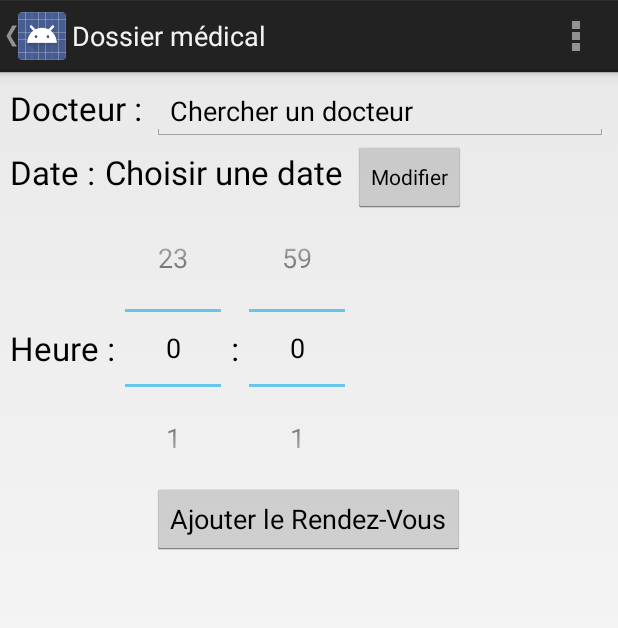
After one commit to JonathanGeoffroy/LifeMonitor, an Android app: the fragment AddMedicalAppointment placed in its activity, on a phone screen of 412 x 824 dp. The commit adds this screen. Shown: the top 628 px of the screen. Run offline under Robolectric (Android 15) with nearby library versions, the phone set to English and light mode, and no system bars; our stand-ins replace Volley; libraries missing offline, so code that uses them is left out: com.fourmob.datetimepicker; network calls fail; 3 statements that could not run were skipped.

Commit message:
First version of feature : Add appointment with a doctor. Currently, this feature doesn't save appointment. It just sums up appointment information in Console

```diff
--- a/app/src/main/java/lifemonitor/application/MyActivity.java
+++ b/app/src/main/java/lifemonitor/application/MyActivity.java
@@ -23,6 +23,7 @@ import java.util.ArrayList;
 import lifemonitor.application.controller.medicalRecord.AddTreatmentActivity;
 import lifemonitor.application.controller.medicalRecord.ShowMedicalRecordActivity;
 import lifemonitor.application.controller.medicalRecord.widget.AddGeneticDiseaseDialog;
+import lifemonitor.application.controller.service.AddMedicalAppointment;
 import lifemonitor.application.controller.userconfig.UserConfigActivity;
 import lifemonitor.application.model.menu.NavDrawerItem;
 import lifemonitor.application.model.menu.NavDrawerListAdapter;
@@ -72,14 +73,16 @@ public class MyActivity extends FragmentActivity {
         // adding nav drawer items to array
         // Medical record
         navDrawerItems.add(new NavDrawerItem(navMenuTitles[0], navMenuIcons.getResourceId(0, -1)));
+        // Add doctor appointment
+        navDrawerItems.add(new NavDrawerItem(navMenuTitles[1], navMenuIcons.getResourceId(1, - 1)));
         // Add treatment
-        navDrawerItems.add(new NavDrawerItem(navMenuTitles[1], navMenuIcons.getResourceId(1, -1)));
+        navDrawerItems.add(new NavDrawerItem(navMenuTitles[2], navMenuIcons.getResourceId(2, -1)));
         // add genetic disease
-        navDrawerItems.add(new NavDrawerItem(navMenuTitles[2], navMenuIcons.getResourceId(2, -1)));
+        navDrawerItems.add(new NavDrawerItem(navMenuTitles[3], navMenuIcons.getResourceId(3, -1)));
         // Configuration
-        navDrawerItems.add(new NavDrawerItem(navMenuTitles[3], navMenuIcons.getResourceId(3, -1)));
+        navDrawerItems.add(new NavDrawerItem(navMenuTitles[4], navMenuIcons.getResourceId(4, -1)));
         // Emergency call
-        navDrawerItems.add(new NavDrawerItem(navMenuTitles[4], navMenuIcons.getResourceId(4, -1)));
+        navDrawerItems.add(new NavDrawerItem(navMenuTitles[5], navMenuIcons.getResourceId(5, -1)));
 
 
         // Recycle the typed array
@@ -181,16 +184,19 @@ public class MyActivity extends FragmentActivity {
                 fragment = new ShowMedicalRecordActivity();
                 break;
             case 1:
+                fragment = new AddMedicalAppointment();
+                break;
+            case 2:
                 fragment = new AddTreatmentActivity();
                 break;
-            case 2:
+            case 3:
                 AddGeneticDiseaseDialog dialog = AddGeneticDiseaseDialog.newInstance();
                 dialog.show(this.getFragmentManager(), "genetic box");
                 break;
-            case 3:
+            case 4:
                 fragment = new UserConfigActivity();
                 break;
-            case 4:
+            case 5:
                 emergency_call();
                 break;
             default:
--- /dev/null
+++ b/app/src/main/java/lifemonitor/application/controller/service/AddMedicalAppointment.java
@@ -0,0 +1,212 @@
+package lifemonitor.application.controller.service;
+
+import android.os.Bundle;
+import android.support.v4.app.Fragment;
+import android.text.Editable;
+import android.text.TextWatcher;
+import android.view.LayoutInflater;
+import android.view.View;
+import android.view.ViewGroup;
+import android.widget.AdapterView;
+import android.widget.AutoCompleteTextView;
+import android.widget.Button;
+import android.widget.NumberPicker;
+import android.widget.TextView;
+
+import com.fourmob.datetimepicker.date.DatePickerDialog;
+
+import java.util.Calendar;
+import java.util.LinkedList;
+import java.util.List;
+
+import lifemonitor.application.R;
+import lifemonitor.application.controller.service.adapter.DoctorAdapter;
+import lifemonitor.application.helper.rest.RESTHelper;
+import lifemonitor.application.helper.rest.listeners.MultipleResultsRESTListener;
+import lifemonitor.application.model.medicalRecord.Doctor;
+
+/**
+ * @author Romain Philippon
+ */
+public class AddMedicalAppointment extends Fragment {
+
+    private TextView textDayAppointment;
+    private int chosenHour, chosenMinute;
+    private Calendar chosenDate;
+    private Doctor chosenDoctor;
+    private int MIN_HOUR = 0;
+    private int MAX_HOUR = 23;
+    private int MIN_MINUTE = 0;
+    private int MAX_MINUTE = 59;
+    private int MIN_PATTERN_LENGTH = 3;
+    private DoctorAdapter adapter;
+    private LinkedList<Doctor> doctors;
+    private AutoCompleteTextView doctorInputText;
+
+    @Override
+    public void onCreate(Bundle savedInstanceState) {
+        super.onCreate(savedInstanceState);
+        this.chosenHour = this.chosenMinute = 0;
+        this.chosenDate = Calendar.getInstance();
+        this.doctors = new LinkedList<Doctor>();
+        this.adapter = new DoctorAdapter(this.getActivity(), android.R.layout.simple_list_item_1);
+    }
+
+    @Override
+    public View onCreateView(LayoutInflater inflater, ViewGroup container, Bundle savedInstanceState) {
+        this.onCreate(savedInstanceState);
+        View layout = inflater.inflate(R.layout.fragment_add_appointment_doctor, null);
+
+        /* UI : CHOOSE DOCTORS */
+        this.initAdapter();
+        this.doctorInputText = (AutoCompleteTextView) layout.findViewById(R.id.chooseDoctorAppointment);
+        doctorInputText.addTextChangedListener(new TextWatcher() {
+            @Override
+            public void beforeTextChanged(CharSequence s, int start, int count, int after) { }
+
+            @Override
+            public void onTextChanged(CharSequence s, int start, int before, int count) { }
+
+            @Override
+            public void afterTextChanged(Editable s) {
+                String pattern = s.toString();
+
+                if (pattern.length() >= MIN_PATTERN_LENGTH) {
+                    AddMedicalAppointment.this.reduceDoctorSearch(pattern);
+                }
+            }
+        });
+
+        doctorInputText.setAdapter(this.adapter);
+
+        // If user chooses a medicine, put it in class field
+        doctorInputText.setOnItemClickListener(new AdapterView.OnItemClickListener() {
+            @Override
+            public void onItemClick(AdapterView<?> parent, View view, int position, long id) {
+                AddMedicalAppointment.this.chosenDoctor = AddMedicalAppointment.this.adapter.getDoctor(position);
+            }
+        });
+
+        /* UI : DATE APPOINTMENT */
+        this.textDayAppointment = (TextView)layout.findViewById(R.id.dateDayAppointmentDoctor);
+        Button modifyDayAppointment = (Button)layout.findViewById(R.id.changeDateDayAppointmentDoctor);
+        makeDatePickerDialog(modifyDayAppointment);
+
+        /* UI : HOUR APPOINTMENT */
+        NumberPicker pickerHourAppointment = (NumberPicker)layout.findViewById(R.id.hourAppointment);
+        NumberPicker pickerMinuteAppointment = (NumberPicker)layout.findViewById(R.id.minuteAppointment);
+        populateNumberPicker(MIN_HOUR, MAX_HOUR, pickerHourAppointment);
+        populateNumberPicker(MIN_MINUTE, MAX_MINUTE, pickerMinuteAppointment);
+
+        // Pickers events
+        pickerHourAppointment.setOnValueChangedListener(new NumberPicker.OnValueChangeListener() {
+            @Override
+            public void onValueChange(NumberPicker picker, int oldVal, int newVal) {
+                AddMedicalAppointment.this.chosenHour = newVal;
+            }
+        });
+
+        pickerMinuteAppointment.setOnValueChangedListener(new NumberPicker.OnValueChangeListener() {
+            @Override
+            public void onValueChange(NumberPicker picker, int oldVal, int newVal) {
+                AddMedicalAppointment.this.chosenMinute = newVal;
+            }
+        });
+
+         /* UI : SUBMIT BUTTON */
+        Button submitButton = (Button)layout.findViewById(R.id.appendAppointmentDoctor);
+        submitButton.setOnClickListener(new View.OnClickListener() {
+            @Override
+            public void onClick(View v) {
+                AddMedicalAppointment.this.appendAppointmentDoctor();
+            }
+        });
+
+        return layout;
+    }
+
+    public DatePickerDialog makeDatePickerDialog(Button button) {
+        final String TAG_DIALOG = "dialogChooseDateAppointmentDoctor";
+        final Calendar calendar = Calendar.getInstance();
+        final DatePickerDialog datePickerDialog = DatePickerDialog.newInstance(
+                null,
+                calendar.get(Calendar.YEAR),
+                calendar.get(Calendar.MONTH),
+                calendar.get(Calendar.DAY_OF_MONTH),
+                false
+        );
+
+        // When user clicked on button, display the DatePickerDialog
+        button.setOnClickListener(new View.OnClickListener() {
+            @Override
+            public void onClick(View v) {
+                datePickerDialog.setVibrate(false);
+                datePickerDialog.setYearRange(calendar.get(Calendar.YEAR), calendar.get(Calendar.YEAR) + 10);
+                datePickerDialog.setCloseOnSingleTapDay(true);
+                datePickerDialog.show(getActivity().getSupportFragmentManager(), TAG_DIALOG);
+            }
+        });
+
+        // On date changed, update the text button to chosen date
+        datePickerDialog.setOnDateSetListener(new DatePickerDialog.OnDateSetListener() {
+            @Override
+            public void onDateSet(DatePickerDialog datePickerDialog, int year, int month, int day) {
+                AddMedicalAppointment.this.chosenDate.set(year, month, day);
+                onDateChanged();
+            }
+        });
+
+        return datePickerDialog;
+    }
+
+    public void onDateChanged() {
+        String year = Integer.toString(this.chosenDate.get(Calendar.YEAR));
+        String month = (this.chosenDate.get(Calendar.MONTH) < 10) ? "0"+ this.chosenDate.get(Calendar.MONTH) : Integer.toString(this.chosenDate.get(Calendar.MONTH));
+        String day = (this.chosenDate.get(Calendar.DAY_OF_MONTH) < 10) ? "0"+ this.chosenDate.get(Calendar.DAY_OF_MONTH) : Integer.toString(this.chosenDate.get(Calendar.DAY_OF_MONTH));
+
+        String displayingText = String.format("%s / %s / %s", day, month, year);
+
+        this.textDayAppointment.setText(displayingText);
+    }
+
+    public void populateNumberPicker(int startValue, int endValue, NumberPicker picker) {
+        picker.setMinValue(startValue);
+        picker.setMaxValue(endValue);
+        picker.setValue(startValue);
+    }
+
+    private void appendAppointmentDoctor() {
+        System.out.println("RDV : "+ this.chosenDate.get(Calendar.DAY_OF_MONTH) +"/"+ this.chosenDate.get(Calendar.MONTH) +"/"+ this.chosenDate.get(Calendar.YEAR) +" - "+ this.chosenHour +"h"+ this.chosenMinute +"min with Dr "+ this.chosenDoctor.getName());
+    }
+
+    private void initAdapter() {
+        final String request = "/doctors/all";
+        final RESTHelper<Doctor> restHelper = new RESTHelper<Doctor>(this.getActivity());
+
+        restHelper.sendGETRequestForMultipleResults(request, Doctor.class, new MultipleResultsRESTListener<Doctor>() {
+            @Override
+            public void onGetResponse(List<Doctor> results) {
+                AddMedicalAppointment.this.doctors.addAll(results);
+            }
+
+            @Override
+            public void onError() {
+
+            }
+        });
+
+        this.adapter.addAllDoctors(this.doctors);
+    }
+
+    private void reduceDoctorSearch(String patternName) {
+        this.adapter.clear();
+
+        for(Doctor doc : this.doctors) {
+            if(doc.getName().contains(patternName)) {
+                this.adapter.addDoctor(doc);
+            }
+        }
+
+        this.doctorInputText.setAdapter(this.adapter);
+    }
+}
--- /dev/null
+++ b/app/src/main/java/lifemonitor/application/controller/service/adapter/DoctorAdapter.java
@@ -0,0 +1,50 @@
+package lifemonitor.application.controller.service.adapter;
+
+import android.content.Context;
+import android.view.LayoutInflater;
+import android.view.View;
+import android.widget.ArrayAdapter;
+
+import java.util.Collection;
+import java.util.LinkedList;
+
+import lifemonitor.application.model.medicalRecord.Doctor;
+
+/**
+ * @author Romain Philippon
+ */
+public class DoctorAdapter extends ArrayAdapter<String> {
+    private LinkedList<Doctor> doctors;
+    private LayoutInflater inflater;
+    private View itemLayout;
+
+    public DoctorAdapter(Context context, int resourceLayout) {
+        super(context, resourceLayout);
+        this.inflater = LayoutInflater.from(context);
+        this.itemLayout = this.inflater.inflate(resourceLayout, null);
+        this.doctors = new LinkedList<Doctor>();
+    }
+
+    public boolean addDoctor(Doctor item) {
+        this.add(item.getName());
+        return this.doctors.add(item);
+    }
+
+    public boolean addAllDoctors(Collection<Doctor> items) {
+        for(Doctor doc : items) {
+            this.add(doc.getName());
+        }
+
+        return this.doctors.addAll(items);
+    }
+
+    @Override
+    public void clear() {
+        super.clear();
+        this.doctors.clear();
+    }
+
+    public Doctor getDoctor(int position) {
+        return this.doctors.get(position);
+    }
+}
--- /dev/null
+++ b/app/src/main/res/layout/fragment_add_appointment_doctor.xml
@@ -0,0 +1,100 @@
+<?xml version="1.0" encoding="utf-8"?>
+<LinearLayout xmlns:android="http://schemas.android.com/apk/res/android"
+    android:orientation="vertical" android:layout_width="match_parent"
+    android:layout_height="match_parent"
+    android:id="@+id/layoutAddAppointmentDoctor"
+    android:padding="10px">
+
+    <LinearLayout
+        android:orientation="horizontal"
+        android:layout_width="match_parent"
+        android:layout_height="wrap_content"
+        android:layout_gravity="center_horizontal">
+
+        <TextView
+            android:layout_width="wrap_content"
+            android:layout_height="wrap_content"
+            android:textAppearance="?android:attr/textAppearanceLarge"
+            android:text="@string/prefixDoctorName"
+            android:id="@+id/textView"
+            android:layout_marginRight="10px" />
+
+        <AutoCompleteTextView
+            android:layout_width="wrap_content"
+            android:layout_height="wrap_content"
+            android:text="@string/autoCompleteTextAppointmentDoctor"
+            android:id="@+id/chooseDoctorAppointment"
+            android:layout_weight="1" />
+    </LinearLayout>
+
+    <LinearLayout
+        android:orientation="horizontal"
+        android:layout_width="match_parent"
+        android:layout_height="wrap_content"
+        android:layout_gravity="center_horizontal">
+
+        <TextView
+            android:layout_width="wrap_content"
+            android:layout_height="wrap_content"
+            android:textAppearance="?android:attr/textAppearanceLarge"
+            android:text="@string/prefixDateDayAppointmentDoctor"
+            android:layout_marginRight="10px" />
+
+        <TextView
+            android:layout_width="wrap_content"
+            android:layout_height="wrap_content"
+            android:textAppearance="?android:attr/textAppearanceLarge"
+            android:text="@string/undefinedDateAppointmentDoctor"
+            android:id="@+id/dateDayAppointmentDoctor" />
+
+        <Button
+            style="?android:attr/buttonStyleSmall"
+            android:layout_width="wrap_content"
+            android:layout_height="wrap_content"
+            android:text="@string/modify"
+            android:id="@+id/changeDateDayAppointmentDoctor"
+            android:layout_marginLeft="10px" />
+    </LinearLayout>
+
+    <LinearLayout
+        android:orientation="horizontal"
+        android:layout_width="match_parent"
+        android:layout_height="wrap_content"
+        android:gravity="center_vertical">
+
+        <TextView
+            android:layout_width="wrap_content"
+            android:layout_height="wrap_content"
+            android:textAppearance="?android:attr/textAppearanceLarge"
+            android:text="@string/prefixDateHourAppointmentDoctor"
+            android:id="@+id/dateHourAppointmentDoctor"
+            android:layout_marginRight="10px" />
+
+        <NumberPicker
+            android:id="@+id/hourAppointment"
+            android:orientation="horizontal"
+            android:layout_width="wrap_content"
+            android:layout_height="wrap_content"/>
+
+        <TextView
+            android:layout_width="wrap_content"
+            android:layout_height="wrap_content"
+            android:textAppearance="?android:attr/textAppearanceLarge"
+            android:text=":"
+            android:layout_marginLeft="10px"
+            android:layout_marginRight="10px" />
+
+        <NumberPicker
+            android:id="@+id/minuteAppointment"
+            android:orientation="horizontal"
+            android:layout_width="wrap_content"
+            android:layout_height="wrap_content"/>
+    </LinearLayout>
+
+    <Button
+        android:layout_width="wrap_content"
+        android:layout_height="wrap_content"
+        android:text="@string/addAppointementDoctorButtonText"
+        android:id="@+id/appendAppointmentDoctor"
+        android:layout_gravity="center_horizontal" />
+</LinearLayout>
--- a/app/src/main/res/values/strings.xml
+++ b/app/src/main/res/values/strings.xml
@@ -116,11 +116,21 @@
     <string name="activate_notifications">Activer les notifications</string>
     <string name="of">" de "</string>
 
+    <!-- Add doctor appointment -->
+    <string name="prefixDoctorName">Docteur :</string>
+    <string name="prefixDateDayAppointmentDoctor">Date :</string>
+    <string name="modify">Modifier</string>
+    <string name="prefixDateHourAppointmentDoctor">Heure :</string>
+    <string name="addAppointementDoctorButtonText">Ajouter le Rendez-Vous</string>
+    <string name="undefinedDateAppointmentDoctor">Choisir une date</string>
+
+
 
     <!--            SLIDER MENU            -->
     <!-- Nav Drawer Menu Items -->
     <string-array name="nav_drawer_items">
         <item >Dossier médical</item>
+        <item>Ajouter un rendez-vous médical</item>
         <item >Ajouter un traitement</item>
         <item>Ajouter une maladie génétique</item>
         <item >Configuration</item>
@@ -133,11 +143,13 @@
         <item>@drawable/ic_menu_archive</item>
         <item>@android:drawable/ic_menu_add</item>
         <item>@android:drawable/ic_menu_add</item>
+        <item>@android:drawable/ic_menu_add</item>
         <item>@android:drawable/ic_menu_info_details</item>
         <item>@android:drawable/stat_sys_phone_call</item>
     </array>
 
     <!-- Content Description -->
     <string name="desc_list_item_icon">Item Icon</string>
+    <string name="autoCompleteTextAppointmentDoctor">Chercher un docteur</string>
 
 </resources>
```
